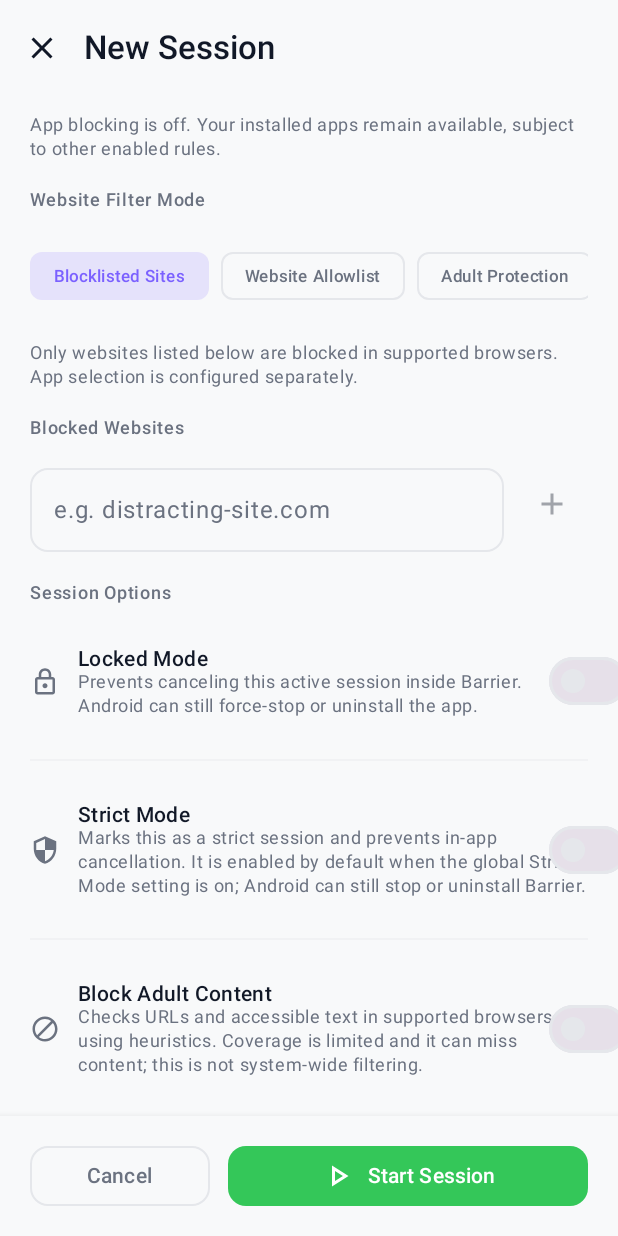
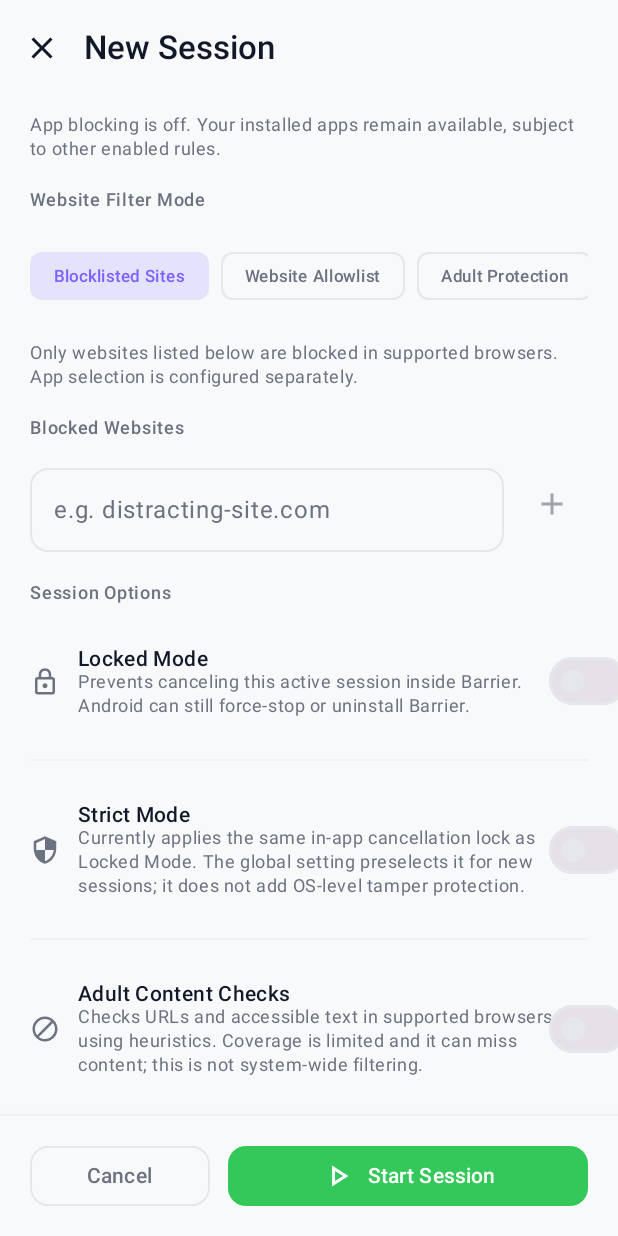
Before and after one commit to sameerahammedat-spec/Barrier, an Android app built with Jetpack Compose: the CreateSessionScreen screen opened through its navigation route, scrolled down 476 dp, on a phone screen of 412 x 824 dp. Run offline under Robolectric (Android 15) with nearby library versions, the phone set to English and light mode, and no system bars; our stand-ins replace Dagger/Hilt's generated code, Room's generated code; 1 statement that could not run was skipped.

Commit message:
Clarify strict mode has no stronger OS-level lock

```diff
--- a/app/src/main/java/com/rushgames/barrier/ui/screens/sessions/CreateSessionScreen.kt
+++ b/app/src/main/java/com/rushgames/barrier/ui/screens/sessions/CreateSessionScreen.kt
@@ -247,7 +247,7 @@ fun CreateSessionScreen(
             OptionToggleRow(
                 icon = Icons.Outlined.Lock,
                 title = "Locked Mode",
-                description = "Prevents canceling this active session inside Barrier. Android can still force-stop or uninstall the app.",
+                description = "Prevents canceling this active session inside Barrier. Android can still force-stop or uninstall Barrier.",
                 checked = uiState.isLocked,
                 onToggle = viewModel::toggleLocked
             )
@@ -255,14 +255,14 @@ fun CreateSessionScreen(
             OptionToggleRow(
                 icon = Icons.Outlined.Security,
                 title = "Strict Mode",
-                description = "Marks this as a strict session and prevents in-app cancellation. It is enabled by default when the global Strict Mode setting is on; Android can still stop or uninstall Barrier.",
+                description = "Currently applies the same in-app cancellation lock as Locked Mode. The global setting preselects it for new sessions; it does not add OS-level tamper protection.",
                 checked = uiState.isStrictMode,
                 onToggle = viewModel::toggleStrictMode
             )
             Divider(color = MaterialTheme.colorScheme.outline.copy(alpha = 0.4f))
             OptionToggleRow(
                 icon = Icons.Outlined.Block,
-                title = "Block Adult Content",
+                title = "Adult Content Checks",
                 description = "Checks URLs and accessible text in supported browsers using heuristics. Coverage is limited and it can miss content; this is not system-wide filtering.",
                 checked = uiState.blockAdultContent,
                 onToggle = viewModel::toggleAdultContent
```
